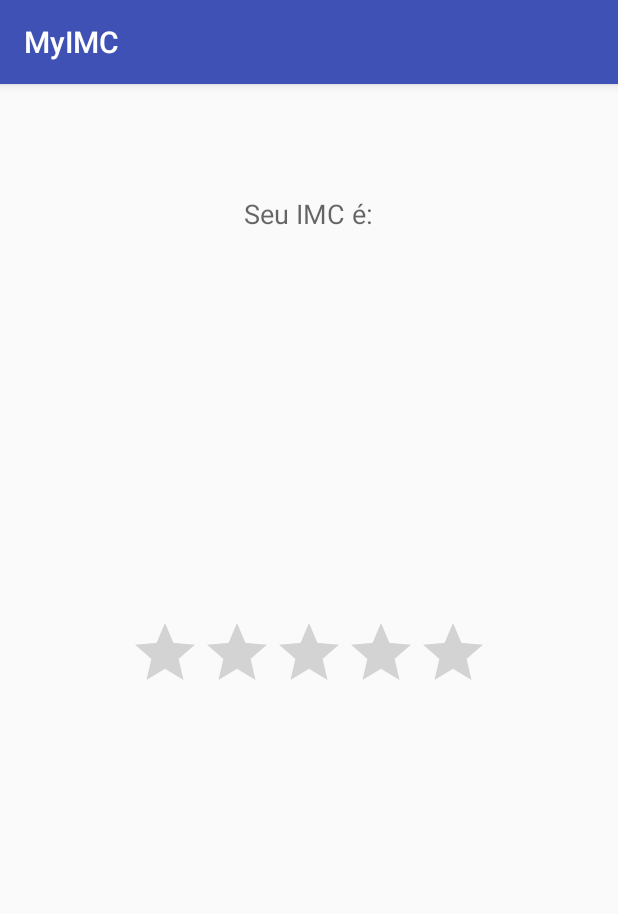
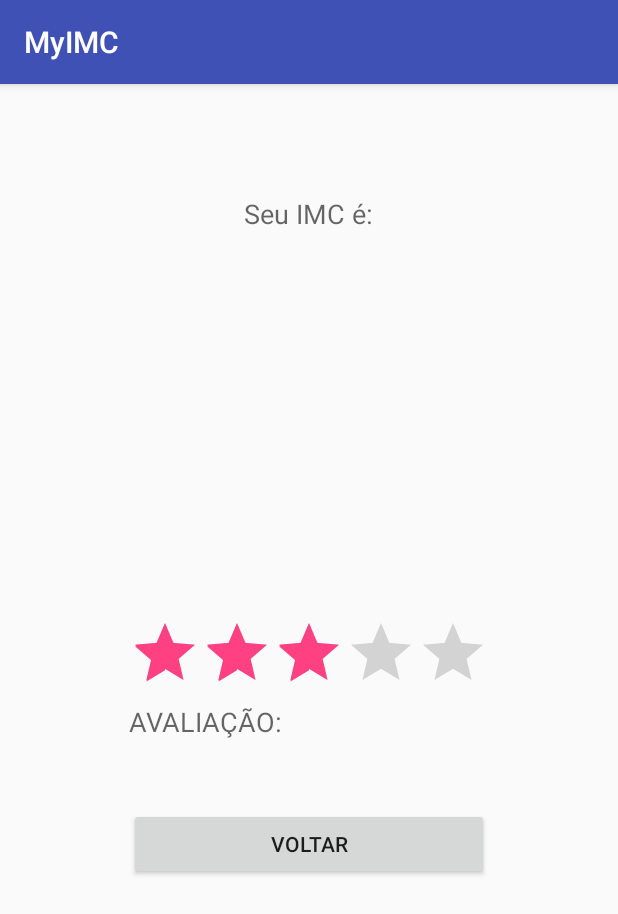
Before and after one commit to miltonrodriguesjr/MyIMC, an Android app: the ResultActivity screen opened directly, with no data from a screen before it, on a phone screen of 412 x 824 dp. Shown: the top 914 px of the screen. Run offline under Robolectric (Android 15) with nearby library versions, the phone set to English and light mode, and no system bars; 2 statements that could not run were skipped.

Commit message:
add rating bar

```diff
--- a/app/src/main/java/milton/myimc/ResultActivity.java
+++ b/app/src/main/java/milton/myimc/ResultActivity.java
@@ -5,12 +5,15 @@ import android.os.Bundle;
 import android.support.v7.app.AppCompatActivity;
 import android.view.View;
 import android.widget.Button;
+import android.widget.RatingBar;
 import android.widget.TextView;
 
 public class ResultActivity extends AppCompatActivity {
 
-    TextView tvResultado, tvImc;
+    TextView tvResultado, tvImc, tvValorAvaliacao;
     Button buttonReturn;
+    RatingBar ratingBar;
+
 
     @Override
     protected void onCreate(Bundle savedInstanceState) {
@@ -20,7 +23,10 @@ public class ResultActivity extends AppCompatActivity {
         tvResultado = (TextView) findViewById(R.id.textViewResultado);
         tvImc = (TextView) findViewById(R.id.textViewImc);
         buttonReturn = (Button) findViewById(R.id.buttonReturn);
+        ratingBar = (RatingBar) findViewById(R.id.ratingBar);
+        tvValorAvaliacao = (TextView) findViewById(R.id.tvValorAvaliacao);
 
+        addListenerOnRatingBar();
         showResult();
 
     }
@@ -44,5 +50,33 @@ public class ResultActivity extends AppCompatActivity {
 
     }
 
+    public void addListenerOnRatingBar() {
+        ratingBar = (RatingBar) findViewById(R.id.ratingBar);
+        tvValorAvaliacao = (TextView) findViewById(R.id.tvValorAvaliacao);
+
+        //se o valor de avaliação mudar,
+        //exiba o valor de avaliação atual no resultado (textview) automaticamente
+        ratingBar.setOnRatingBarChangeListener(new RatingBar.OnRatingBarChangeListener() {
+            public void onRatingChanged(RatingBar ratingBar, float avaliacao, boolean fromUser) {
+                tvValorAvaliacao.setText(String.valueOf(avaliacao));
+            }
+        });
+    }
+
+//    public void addListenerOnButton() {
+//        ratingBar = (RatingBar) findViewById(R.id.ratingBar);
+//        btnSubmit = (Button) findViewById(R.id.btnSubmit);
+//
+//        //se o botão for clicado, exiba o valor de avaliação corrente.
+//        btnSubmit.setOnClickListener(new View.OnClickListener() {
+//            @Override
+//            public void onClick(View v) {
+//                Toast.makeText(ResultActivity.this,
+//                        String.valueOf(ratingBar.getRating()),
+//                        Toast.LENGTH_SHORT).show();
+//            }
+//        });
+//    }
+
 
 }
--- a/app/src/main/res/layout/content_result_activity.xml
+++ b/app/src/main/res/layout/content_result_activity.xml
@@ -20,12 +20,12 @@
         android:id="@+id/buttonReturn"
         android:layout_width="wrap_content"
         android:layout_height="wrap_content"
-        android:layout_alignEnd="@+id/textViewResultado"
-        android:layout_alignLeft="@+id/textViewResultado"
-        android:layout_alignParentBottom="true"
-        android:layout_alignRight="@+id/textViewResultado"
-        android:layout_alignStart="@+id/textViewResultado"
-        android:layout_marginBottom="160dp"
+        android:layout_alignEnd="@+id/ratingBar"
+        android:layout_alignLeft="@+id/textView"
+        android:layout_alignRight="@+id/ratingBar"
+        android:layout_alignStart="@+id/textView"
+        android:layout_below="@+id/tvValorAvaliacao"
+        android:layout_marginTop="45dp"
         android:onClick="returnActivity"
         android:text="@string/voltar" />
 
@@ -51,10 +51,33 @@
 
 
     <RatingBar
+        android:id="@+id/ratingBar"
         android:layout_width="wrap_content"
         android:layout_height="wrap_content"
         android:layout_centerHorizontal="true"
-        android:layout_centerVertical="true" />
+        android:layout_centerVertical="true"
+        android:numStars="5"
+        android:rating="3"
+        android:stepSize="@android:integer/config_longAnimTime" />
+
+    <TextView
+        android:id="@+id/tvValorAvaliacao"
+        android:layout_width="wrap_content"
+        android:layout_height="wrap_content"
+        android:layout_below="@+id/ratingBar"
+        android:layout_toEndOf="@+id/textView"
+        android:layout_toRightOf="@+id/textView"
+        android:textAppearance="?android:attr/textAppearanceMedium" />
+
+    <TextView
+        android:id="@+id/textView"
+        android:layout_width="wrap_content"
+        android:layout_height="wrap_content"
+        android:layout_above="@+id/buttonReturn"
+        android:layout_alignLeft="@+id/ratingBar"
+        android:layout_alignStart="@+id/ratingBar"
+        android:text="@string/avalicao"
+        android:textAppearance="?android:attr/textAppearanceMedium" />
 
 
 </RelativeLayout>
--- a/app/src/main/res/values/strings.xml
+++ b/app/src/main/res/values/strings.xml
@@ -9,4 +9,5 @@
     <string name="calcular">CALCULAR</string>
     <string name="resultado_imc">Seu IMC é:</string>
     <string name="voltar">VOLTAR</string>
+    <string name="avalicao">AVALIAÇÃO:</string>
 </resources>
```
